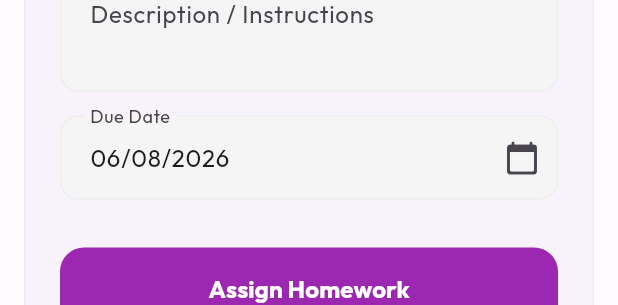
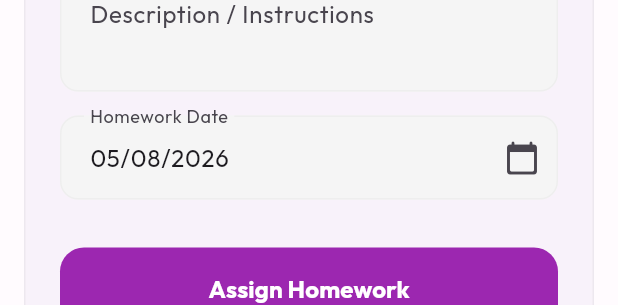
Before and after one commit to masihur96/smart_school, a Flutter app: the _AddHomeworkSheet widget shown alone on an empty page, opened directly, on a phone screen of 412 x 824 dp. Shown: the part 744-1049 px from the top of the screen. Run offline on Flutter 3.47's test engine with Material 3 defaults, Android fonts, the phone set to English and light mode, and no system bars; our stand-ins replace connectivity_plus, dio, dropdown_search, file_picker, firebase_analytics, firebase_core and 20 more; accounts and stored records are empty; network calls fail.

```diff
--- a/lib/features/admin/screens/admin_homework_management_screen.dart
+++ b/lib/features/admin/screens/admin_homework_management_screen.dart
@@ -678,7 +678,7 @@ class _AddHomeworkSheetState extends State<_AddHomeworkSheet> {
   final _formKey = GlobalKey<FormState>();
   final _titleController = TextEditingController();
   final _descController = TextEditingController();
-  DateTime _dueDate = DateTime.now().add(const Duration(days: 1));
+  DateTime _dueDate = DateTime.now();
   String? _selectedClassId;
   String? _selectedSectionId;
   String? _selectedSubjectId;
@@ -711,7 +711,7 @@ class _AddHomeworkSheetState extends State<_AddHomeworkSheet> {
     final picked = await showDatePicker(
       context: context,
       initialDate: _dueDate,
-      firstDate: DateTime.now(),
+      firstDate: DateTime.now().subtract(const Duration(days: 30)),
       lastDate: DateTime.now().add(const Duration(days: 365)),
       builder: (ctx, child) => Theme(
         data: Theme.of(ctx).copyWith(
@@ -909,7 +909,7 @@ class _AddHomeworkSheetState extends State<_AddHomeworkSheet> {
                   onTap: _pickDueDate,
                   child: AbsorbPointer(
                     child: TextFormField(
-                      decoration: _inputDeco('Due Date').copyWith(
+                      decoration: _inputDeco('Homework Date').copyWith(
                         suffixIcon: const Icon(Icons.calendar_today_rounded),
                       ),
                       controller: TextEditingController(
```
